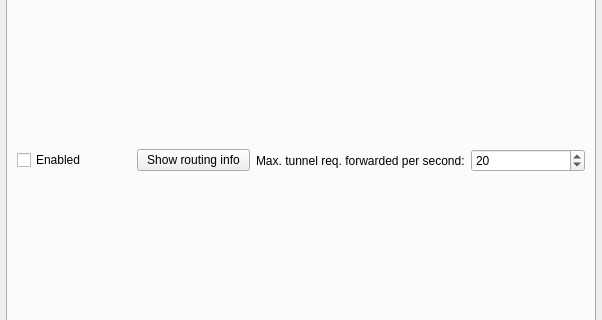
This is retroshare-gui/src/gui/settings/ServerPage.ui in RetroShare/RetroShare as Qt 5 draws it before an edit; both pictures show x 0 to 602 and y 119 to 439 of the 602 by 535 pixel window. The edited form follows.
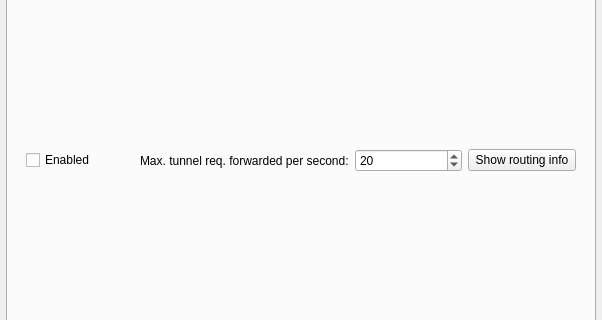
This is the edited form. The open tabs and pages were chosen to show the change. Icons and pictures are not drawn.

Commit message: Added to display Turtle Router Dialog in Statistics

Patch:
```diff
--- a/retroshare-gui/src/gui/settings/ServerPage.ui
+++ b/retroshare-gui/src/gui/settings/ServerPage.ui
@@ -501,6 +501,12 @@
       <layout class="QVBoxLayout" name="verticalLayout_3">
        <item>
         <layout class="QHBoxLayout" name="horizontalLayout">
+         <property name="leftMargin">
+          <number>9</number>
+         </property>
+         <property name="rightMargin">
+          <number>9</number>
+         </property>
          <item>
           <widget class="QCheckBox" name="_turtle_enabled_CB">
            <property name="toolTip">
@@ -511,13 +517,6 @@
            </property>
           </widget>
          </item>
-         <item>
-          <widget class="QPushButton" name="_routing_info_PB">
-           <property name="text">
-            <string>Show routing info</string>
-           </property>
-          </widget>
-         </item>
          <item>
           <widget class="QLabel" name="label_6">
            <property name="text">
@@ -550,6 +549,13 @@
            </property>
           </widget>
          </item>
+         <item>
+          <widget class="QPushButton" name="_routing_info_PB">
+           <property name="text">
+            <string>Show routing info</string>
+           </property>
+          </widget>
+         </item>
         </layout>
        </item>
       </layout>
```
Left out of the diff: 13 changed lines with no effect on the pictures. The commit also changes 2 other files.
